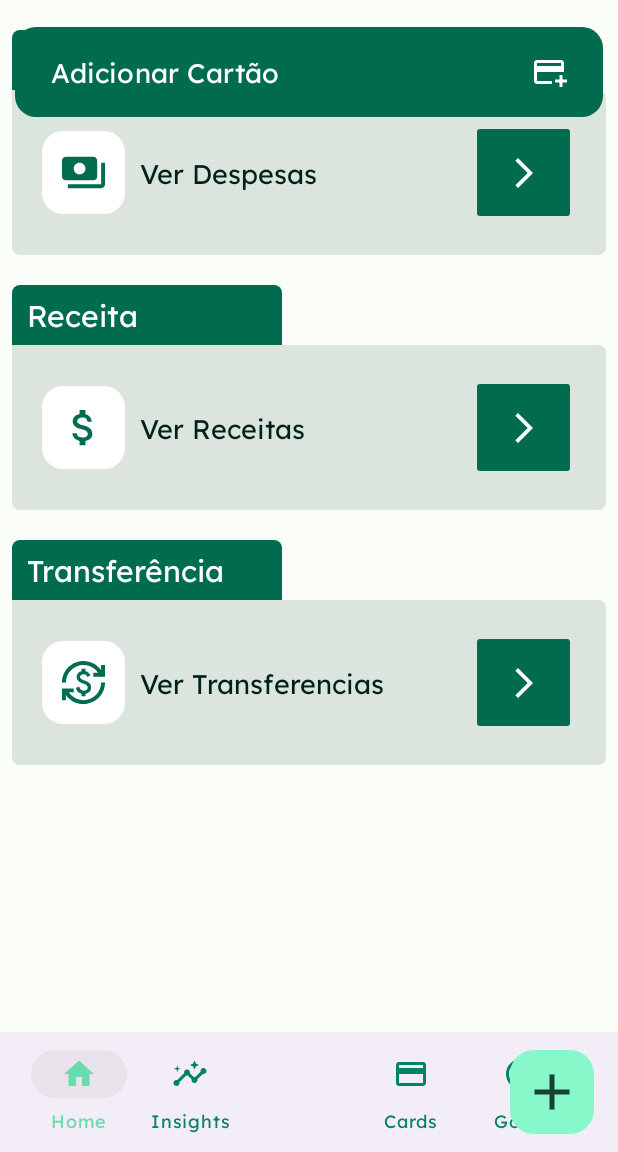
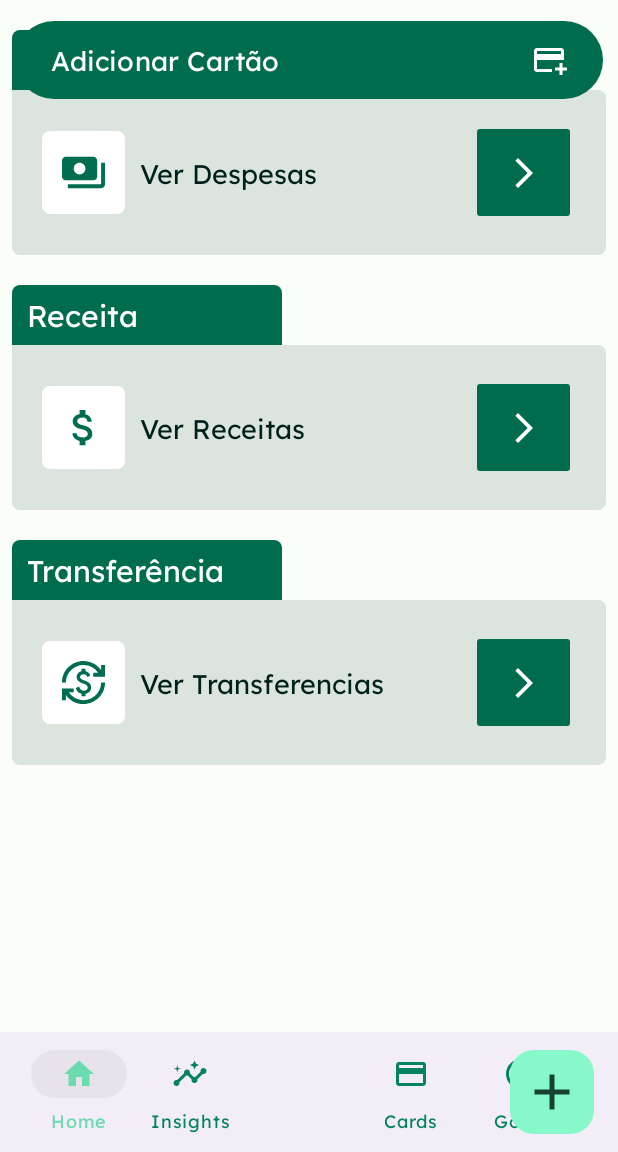
Before and after one commit to jotape-exe/vince, an Android app: the fragment CardFragment placed in its activity, on a phone screen of 412 x 824 dp, the part 84-1236 px from its top. Run offline under Robolectric (Android 15) with nearby library versions, the phone set to English and light mode, and no system bars; our stand-ins replace Firebase (no records; nobody signed in at launch, a user with empty details on screens opened directly), Room's generated code; Roboto replaces fonts that are not available here.

Commit message:
refactor: UI Feedback

```diff
--- a/app/src/main/res/drawable/radius_shape.xml
+++ b/app/src/main/res/drawable/radius_shape.xml
@@ -1,4 +1,4 @@
 <?xml version="1.0" encoding="utf-8"?>
 <shape xmlns:android="http://schemas.android.com/apk/res/android">
-    <corners android:radius="14dp"/>
+    <corners android:radius="5dp"/>
 </shape>
--- a/app/src/main/res/layout/activity_card_create.xml
+++ b/app/src/main/res/layout/activity_card_create.xml
@@ -41,12 +41,13 @@
                 app:layout_constraintStart_toStartOf="parent"
                 app:layout_constraintTop_toTopOf="@+id/custom_toolbar_card" />
 
-            <ImageView
+            <ImageButton
                 android:id="@+id/image_close"
                 android:layout_width="wrap_content"
                 android:layout_height="wrap_content"
                 android:padding="10dp"
                 android:paddingEnd="10dp"
+                android:backgroundTint="?attr/colorSecondary"
                 android:src="@drawable/ic_close"
                 app:layout_constraintBottom_toBottomOf="@+id/custom_toolbar_card"
                 app:layout_constraintEnd_toEndOf="@+id/custom_toolbar_card"
--- a/app/src/main/res/layout/activity_goal_manager.xml
+++ b/app/src/main/res/layout/activity_goal_manager.xml
@@ -27,12 +27,13 @@
         app:layout_constraintStart_toStartOf="parent"
         app:layout_constraintTop_toTopOf="@+id/custom_toolbar_goal" />
 
-    <ImageView
+    <ImageButton
         android:id="@+id/image_close_goal"
         android:layout_width="wrap_content"
         android:layout_height="wrap_content"
         android:padding="10dp"
-        android:paddingEnd="10dp"
+        android:contentDescription="Back"
+        android:backgroundTint="?attr/colorSecondary"
         android:src="@drawable/ic_close"
         app:layout_constraintBottom_toBottomOf="@+id/custom_toolbar_goal"
         app:layout_constraintEnd_toEndOf="@+id/custom_toolbar_goal"
--- a/app/src/main/res/layout/fragment_card.xml
+++ b/app/src/main/res/layout/fragment_card.xml
@@ -12,8 +12,7 @@
         android:layout_width="match_parent"
         android:layout_height="60dp"
         android:layout_centerInParent="true"
-        android:layout_marginTop="8dp"
-        android:background="@drawable/radius_shape"
+        style="@style/ThemeOverlay.Material3.Button.ElevatedButton"
         android:drawableEnd="@drawable/ic_add_card"
         android:text="Adicionar Cartão"
         android:textAlignment="textStart"
--- a/app/src/main/res/layout/fragment_goal.xml
+++ b/app/src/main/res/layout/fragment_goal.xml
@@ -9,10 +9,10 @@
 
     <Button
         android:id="@+id/button_add_goal"
+        style="@style/ThemeOverlay.Material3.Button.ElevatedButton"
         android:layout_width="match_parent"
         android:layout_height="60dp"
         android:layout_centerInParent="true"
-        android:background="@drawable/radius_shape_border"
         android:drawableEnd="@drawable/ic_add_task"
         android:fontFamily="@font/lexend"
         android:text="Adicionar Meta"
```
